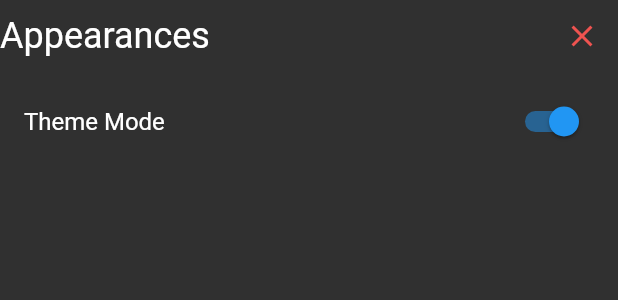
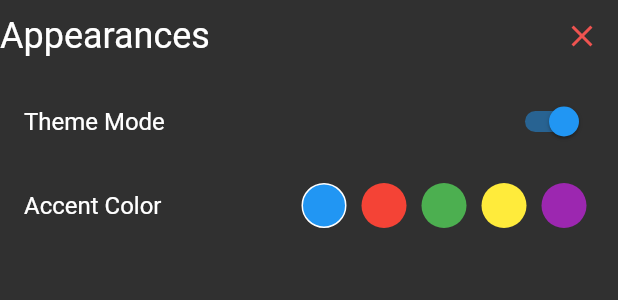
Before and after one commit to BookShell527/TuduLis, a Flutter app: the AppearancesSection widget shown alone on an empty page, opened directly, on a phone screen of 412 x 824 dp. Shown: the top 300 px of the screen. Run offline on Flutter 3.47's test engine with Material 2 defaults, Android fonts, the phone set to English and light mode, and no system bars; our stand-ins replace objectbox, shared_preferences; accounts and stored records are empty; generated files the repository leaves out were written again.

Commit message:
Adding accent color, fixing some bugs

```diff
--- a/lib/l10n/app_en.arb
+++ b/lib/l10n/app_en.arb
@@ -27,5 +27,6 @@
   "yes": "Yes",
   "no": "No",
   "areYouSure": "Are you sure?",
-  "themeMode": "Theme Mode"
+  "themeMode": "Theme Mode",
+  "accentColor": "Accent Color"
 }
--- a/lib/l10n/app_id.arb
+++ b/lib/l10n/app_id.arb
@@ -27,5 +27,6 @@
   "yes": "Ya",
   "no": "Tidak",
   "areYouSure": "Apakah anda yakin?",
-  "themeMode": "Mode Tema"
+  "themeMode": "Mode Tema",
+  "accentColor": "Warna Pokok"
 }
--- a/lib/services/settings_service.dart
+++ b/lib/services/settings_service.dart
@@ -16,6 +16,23 @@ class SettingsService with ChangeNotifier {
     await _pref.setBool("isDark", _isDark);
   }
 
+  String _accentColor =_pref.getString("accentColor") ?? "blue";
+  MaterialColor get accentColor {
+    switch (_accentColor) {
+      case "blue": return Colors.blue;
+      case "red": return Colors.red;
+      case "green": return Colors.green;
+      case "yellow": return Colors.yellow;
+      case "purple": return Colors.purple;
+      default: return Colors.blue;
+    }
+  }
+  void setAccentColor(String newColor) async {
+    _accentColor = newColor;
+    notifyListeners();
+    await _pref.setString("accentColor", newColor);
+  }
+
   // Language
   String _langCode = _pref.getString("langCode") ?? "en";
   String get langCode => _langCode;
--- a/lib/ui/components/add_task/add_task.dart
+++ b/lib/ui/components/add_task/add_task.dart
@@ -1,6 +1,6 @@
 import 'package:flutter/material.dart';
 import 'package:tudulis/ui/components/add_task/button.dart';
-import 'package:tudulis/ui/components/task_form/task_form.dart';
+import 'package:tudulis/ui/components/task_form.dart';
 
 class AddTask extends StatefulWidget {
   const AddTask({
--- a/lib/ui/components/settings/sections/appearances.dart
+++ b/lib/ui/components/settings/sections/appearances.dart
@@ -6,17 +6,23 @@ import 'package:provider/provider.dart';
 
 class AppearancesSection extends StatefulWidget {
   const AppearancesSection({Key? key}) : super(key: key);
-
   @override
   _AppearancesSectionState createState() => _AppearancesSectionState();
 }
 
 class _AppearancesSectionState extends State<AppearancesSection> {
+  List<List> accentList = [
+    [Colors.blue, "blue"],
+    [Colors.red, "red"],
+    [Colors.green, "green"],
+    [Colors.yellow, "yellow"],
+    [Colors.purple, "purple"],
+  ];
+
   @override
   Widget build(BuildContext context) {
     final AppLocalizations _localizations = AppLocalizations.of(context)!;
-    final SettingsService _settingsService =
-        Provider.of<SettingsService>(context);
+    final SettingsService _settingsService = Provider.of<SettingsService>(context);
     return Column(
       crossAxisAlignment: CrossAxisAlignment.start,
       children: <Widget>[
@@ -26,13 +32,37 @@ class _AppearancesSectionState extends State<AppearancesSection> {
           title: Text(_localizations.themeMode),
           trailing: Switch(
             splashRadius: 0.1,
-            activeColor: Colors.blue,
+            activeColor: _settingsService.accentColor,
             value: _settingsService.isDark,
             onChanged: (bool val) {
               _settingsService.toggleTheme();
             },
           ),
         ),
+        ListTile(
+          title: Text(_localizations.accentColor),
+          trailing: Row(
+            mainAxisSize: MainAxisSize.min,
+            children: accentList.map((m) {
+              return Container(
+                width: 30.0,
+                height: 30.0,
+                margin: const EdgeInsets.symmetric(horizontal: 5.0),
+                decoration: BoxDecoration(
+                  borderRadius: const BorderRadius.all(Radius.circular(20.0)),
+                  color: m[0],
+                  border: _settingsService.accentColor == m[0]
+                    ? Border.all(width: 1.0, color: Colors.white)
+                    : null,
+                ),
+                child: MaterialButton(
+                  hoverColor: Colors.transparent,
+                  onPressed: () => _settingsService.setAccentColor(m[1]),
+                ),
+              );
+            }).toList(),
+          )
+        )
       ],
     );
   }
--- a/lib/ui/components/sort_button.dart
+++ b/lib/ui/components/sort_button.dart
@@ -34,12 +34,12 @@ class SortButton extends StatelessWidget {
             child: Text(_localizations.alphabetically),
             value: "Alphabetically",
           ),
-          if (isImportantSection)
+          if (!isImportantSection)
             PopupMenuItem(
               child: Text(_localizations.important),
               value: "Important",
             ),
-          if (isTodaySection)
+          if (!isTodaySection)
             PopupMenuItem(
               child: Text(_localizations.dueDate),
               value: "Due date",
--- a/lib/ui/components/task_list.dart
+++ b/lib/ui/components/task_list.dart
@@ -39,8 +39,7 @@ class TaskList extends StatelessWidget {
         scrollDirection: Axis.vertical,
         shrinkWrap: true,
         itemCount: taskList.length,
-        itemBuilder: (BuildContext context, int i) =>
-            TaskWrapper(task: taskList[i]),
+        itemBuilder: (BuildContext context, int i) => TaskWrapper(task: taskList[i]),
       ),
     );
   }
--- a/lib/ui/components/task_tile/task_tile.dart
+++ b/lib/ui/components/task_tile/task_tile.dart
@@ -2,6 +2,7 @@ import 'package:flutter/material.dart';
 import 'package:tudulis/models/task.dart';
 import 'package:provider/provider.dart';
 import 'package:tudulis/services/task_service.dart';
+import 'package:tudulis/services/settings_service.dart';
 import 'package:tudulis/ui/components/task_tile/task_tile_subtitle.dart';
 
 class TaskTile extends StatelessWidget {
@@ -23,20 +24,21 @@ class TaskTile extends StatelessWidget {
   @override
   Widget build(BuildContext context) {
     final TaskService _taskService = Provider.of<TaskService>(context);
+    final SettingsService _settingsService = Provider.of<SettingsService>(context);
     return Card(
       shape: RoundedRectangleBorder(borderRadius: BorderRadius.circular(5.0)),
       child: CheckboxListTile(
         controlAffinity: ListTileControlAffinity.leading,
         value: task.isCompleted,
         shape: RoundedRectangleBorder(borderRadius: BorderRadius.circular(5.0)),
-        activeColor: Colors.blue,
+        // activeColor: Colors.blue,
         secondary: Row(
           mainAxisSize: MainAxisSize.min,
           children: <Widget>[
             IconButton(
               icon: Icon(
                 task.isImportant ? Icons.star : Icons.star_outline,
-                color: Colors.blue,
+                color: _settingsService.accentColor,
               ),
               splashRadius: 0.1,
               onPressed: () => _taskService.toggleImportant(task),
--- a/lib/ui/components/task_tile/task_wrapper.dart
+++ b/lib/ui/components/task_tile/task_wrapper.dart
@@ -1,6 +1,6 @@
 import 'package:flutter/material.dart';
 import 'package:tudulis/models/task.dart';
-import 'package:tudulis/ui/components/task_form/task_form.dart';
+import 'package:tudulis/ui/components/task_form.dart';
 import 'package:tudulis/ui/components/task_tile/task_tile.dart';
 
 class TaskWrapper extends StatefulWidget {
@@ -16,6 +16,7 @@ class _TaskWrapperState extends State<TaskWrapper> {
   bool isOpened = false;
 
   void toggleOpen() => setState(() => isOpened = !isOpened);
+
   @override
   Widget build(BuildContext context) {
     return isOpened
```
Also changed, not shown: lib/my_app.dart (+24 -15 lines), lib/shared/checkbox_color.dart (deleted, +0 -15 lines), lib/ui/components/sidebar.dart (+5 -5 lines), lib/ui/components/task_form.dart (added, +196 -0 lines), lib/ui/components/task_form/task_form.dart (deleted, +0 -141 lines), lib/ui/components/task_form/task_form_bottom.dart (deleted, +0 -99 lines), pubspec.lock.
